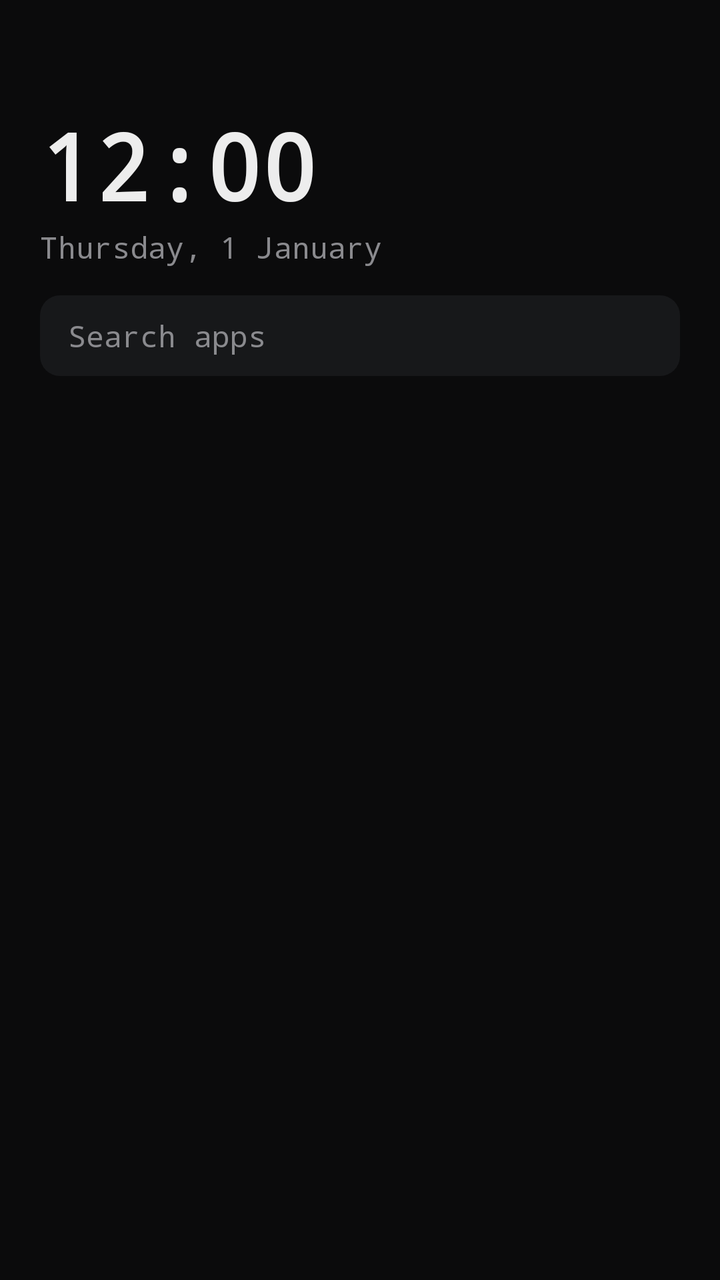
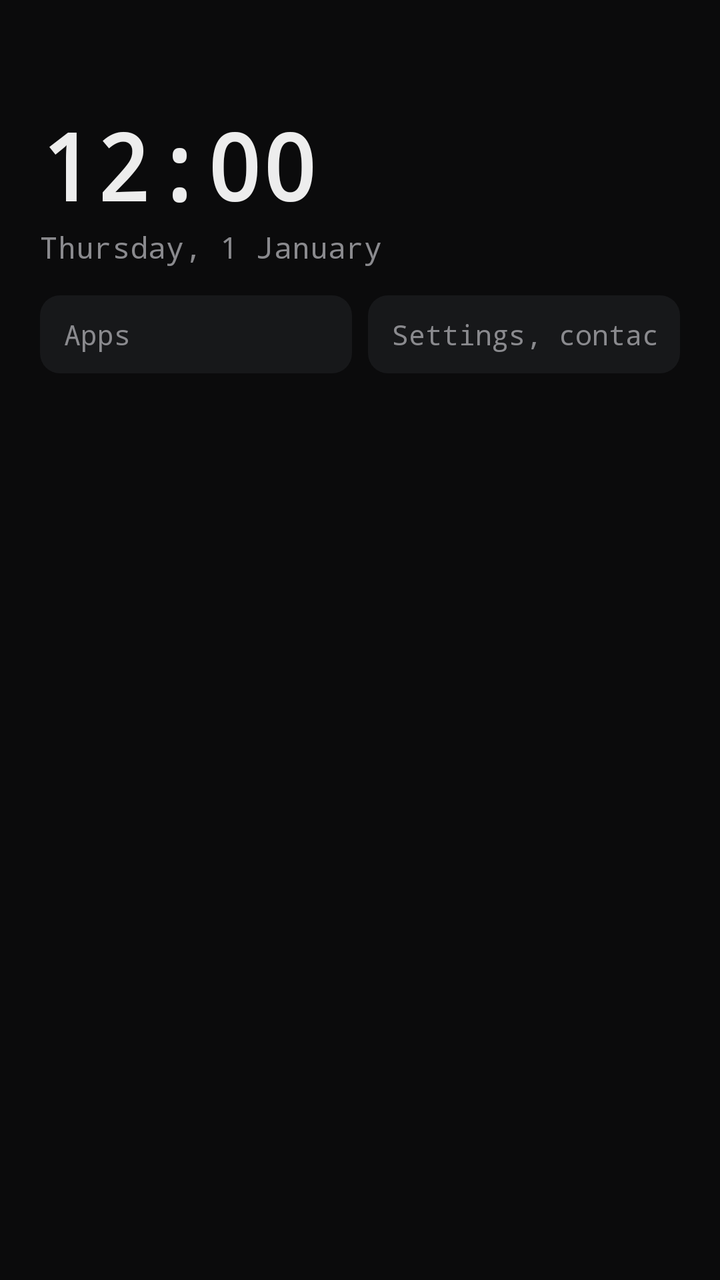

Two renders of the same Android screen: before a commit and after it. Below are the layout's source before the change and the commit's diff.
<!-- AndroidManifest.xml: activity theme Theme.LowDistraction -->
<!-- res/layout/activity_main.xml -->
<?xml version="1.0" encoding="utf-8"?>
<LinearLayout xmlns:android="http://schemas.android.com/apk/res/android"
    android:id="@+id/root"
    android:layout_width="match_parent"
    android:layout_height="match_parent"
    android:orientation="vertical"
    android:background="@color/background"
    android:paddingStart="20dp"
    android:paddingEnd="20dp">

    <LinearLayout
        android:id="@+id/header"
        android:layout_width="match_parent"
        android:layout_height="wrap_content"
        android:orientation="vertical"
        android:paddingTop="52dp"
        android:paddingBottom="14dp">

        <TextClock
            android:id="@+id/clock"
            android:layout_width="wrap_content"
            android:layout_height="wrap_content"
            android:fontFamily="monospace"
            android:format12Hour="h:mm"
            android:format24Hour="HH:mm"
            android:textColor="@color/textPrimary"
            android:textSize="46sp"
            android:textStyle="bold" />

        <TextClock
            android:id="@+id/date"
            android:layout_width="wrap_content"
            android:layout_height="wrap_content"
            android:fontFamily="monospace"
            android:format12Hour="EEEE, d MMMM"
            android:format24Hour="EEEE, d MMMM"
            android:textColor="@color/textSecondary"
            android:textSize="15sp" />
    </LinearLayout>

    <EditText
        android:id="@+id/search"
        android:layout_width="match_parent"
        android:layout_height="wrap_content"
        android:background="@drawable/search_bg"
        android:fontFamily="monospace"
        android:hint="@string/search_hint"
        android:imeOptions="actionSearch"
        android:inputType="text"
        android:maxLines="1"
        android:paddingStart="14dp"
        android:paddingTop="10dp"
        android:paddingEnd="14dp"
        android:paddingBottom="10dp"
        android:textColor="@color/textPrimary"
        android:textColorHint="@color/textSecondary"
        android:textSize="15sp" />

    <FrameLayout
        android:layout_width="match_parent"
        android:layout_height="0dp"
        android:layout_weight="1">

        <androidx.recyclerview.widget.RecyclerView
            android:id="@+id/appList"
            android:layout_width="match_parent"
            android:layout_height="match_parent"
            android:clipToPadding="false"
            android:paddingTop="8dp"
            android:paddingBottom="28dp"
            android:scrollbars="none" />

        <TextView
            android:id="@+id/empty"
            android:layout_width="match_parent"
            android:layout_height="match_parent"
            android:fontFamily="monospace"
            android:gravity="center"
            android:text="@string/no_apps"
            android:textColor="@color/textSecondary"
            android:textSize="15sp"
            android:visibility="gone" />
    </FrameLayout>
</LinearLayout>
<!-- resources referenced by this layout -->
<resources>
  <color name="background">#0B0B0C</color>
  <color name="textPrimary">#EDEDED</color>
  <color name="textSecondary">#8A8A8E</color>
  <!-- drawable search_bg (drawable) -->
  <?xml version="1.0" encoding="utf-8"?>
  <shape xmlns:android="http://schemas.android.com/apk/res/android"
      android:shape="rectangle">
      <solid android:color="@color/surface" />
      <corners android:radius="10dp" />
  </shape>
  <string name="no_apps">No apps found</string>
  <string name="search_hint">Search apps</string>
  <style name="Theme.LowDistraction" parent="android:Theme.Material.NoActionBar">
          <item name="android:windowBackground">@color/background</item>
          <item name="android:colorBackground">@color/background</item>
          <item name="android:textColorPrimary">@color/textPrimary</item>
          <item name="android:textColorSecondary">@color/textSecondary</item>
          <item name="android:colorAccent">@color/accent</item>
          <item name="android:statusBarColor">@color/background</item>
          <item name="android:navigationBarColor">@color/background</item>
          <item name="android:windowLightStatusBar">false</item>
      </style>
  <color name="surface">#17181A</color>
  <color name="accent">#9AE6B4</color>
</resources>

<!-- the commit's change to res/layout/activity_main.xml (unified diff, before → after) -->
@@ -38,23 +38,50 @@
             android:textSize="15sp" />
     </LinearLayout>
 
-    <EditText
-        android:id="@+id/search"
+    <LinearLayout
         android:layout_width="match_parent"
         android:layout_height="wrap_content"
-        android:background="@drawable/search_bg"
-        android:fontFamily="monospace"
-        android:hint="@string/search_hint"
-        android:imeOptions="actionSearch"
-        android:inputType="text"
-        android:maxLines="1"
-        android:paddingStart="14dp"
-        android:paddingTop="10dp"
-        android:paddingEnd="14dp"
-        android:paddingBottom="10dp"
-        android:textColor="@color/textPrimary"
-        android:textColorHint="@color/textSecondary"
-        android:textSize="15sp" />
+        android:orientation="horizontal">
+
+        <EditText
+            android:id="@+id/search"
+            android:layout_width="0dp"
+            android:layout_height="wrap_content"
+            android:layout_weight="1"
+            android:background="@drawable/search_bg"
+            android:fontFamily="monospace"
+            android:hint="@string/search_hint"
+            android:imeOptions="actionSearch"
+            android:inputType="text"
+            android:maxLines="1"
+            android:paddingStart="12dp"
+            android:paddingTop="10dp"
+            android:paddingEnd="12dp"
+            android:paddingBottom="10dp"
+            android:textColor="@color/textPrimary"
+            android:textColorHint="@color/textSecondary"
+            android:textSize="14sp" />
+
+        <EditText
+            android:id="@+id/quickFind"
+            android:layout_width="0dp"
+            android:layout_height="wrap_content"
+            android:layout_weight="1"
+            android:layout_marginStart="8dp"
+            android:background="@drawable/search_bg"
+            android:fontFamily="monospace"
+            android:hint="@string/quickfind_hint"
+            android:imeOptions="actionSearch"
+            android:inputType="text"
+            android:maxLines="1"
+            android:paddingStart="12dp"
+            android:paddingTop="10dp"
+            android:paddingEnd="12dp"
+            android:paddingBottom="10dp"
+            android:textColor="@color/textPrimary"
+            android:textColorHint="@color/textSecondary"
+            android:textSize="14sp" />
+    </LinearLayout>
 
     <FrameLayout
         android:layout_width="match_parent"
<!-- resource entries referenced after the edit -->
@@ -11,7 +11,8 @@
       <corners android:radius="10dp" />
   </shape>
   <string name="no_apps">No apps found</string>
-  <string name="search_hint">Search apps</string>
+  <string name="quickfind_hint">Settings, contacts…</string>
+  <string name="search_hint">Apps</string>
   <style name="Theme.LowDistraction" parent="android:Theme.Material.NoActionBar">
           <item name="android:windowBackground">@color/background</item>
           <item name="android:colorBackground">@color/background</item>
